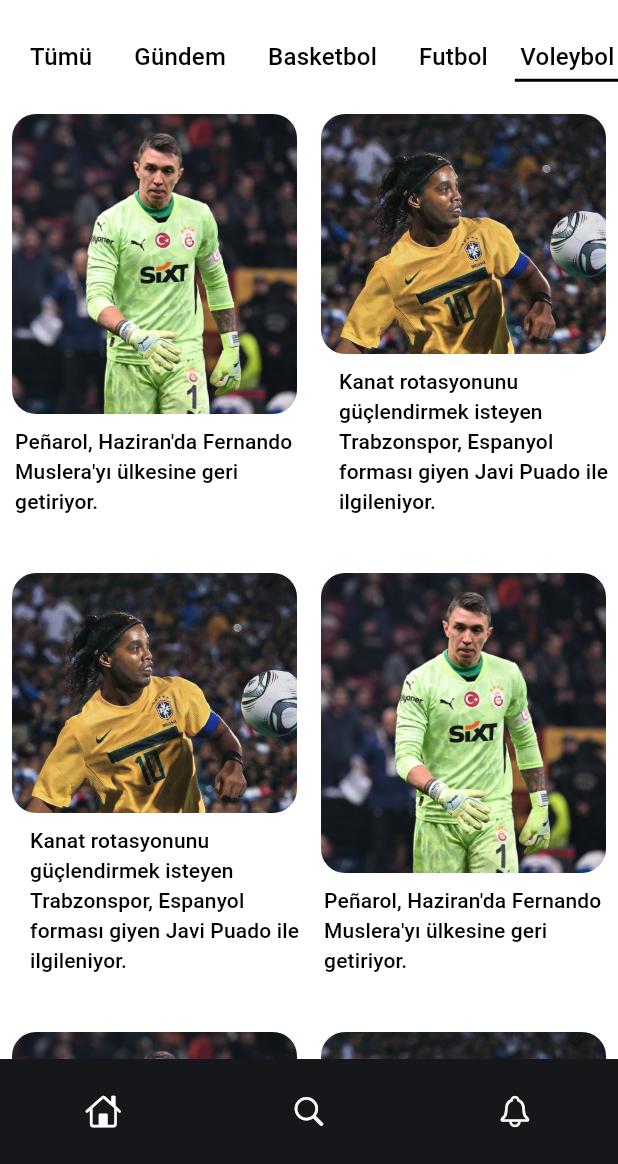
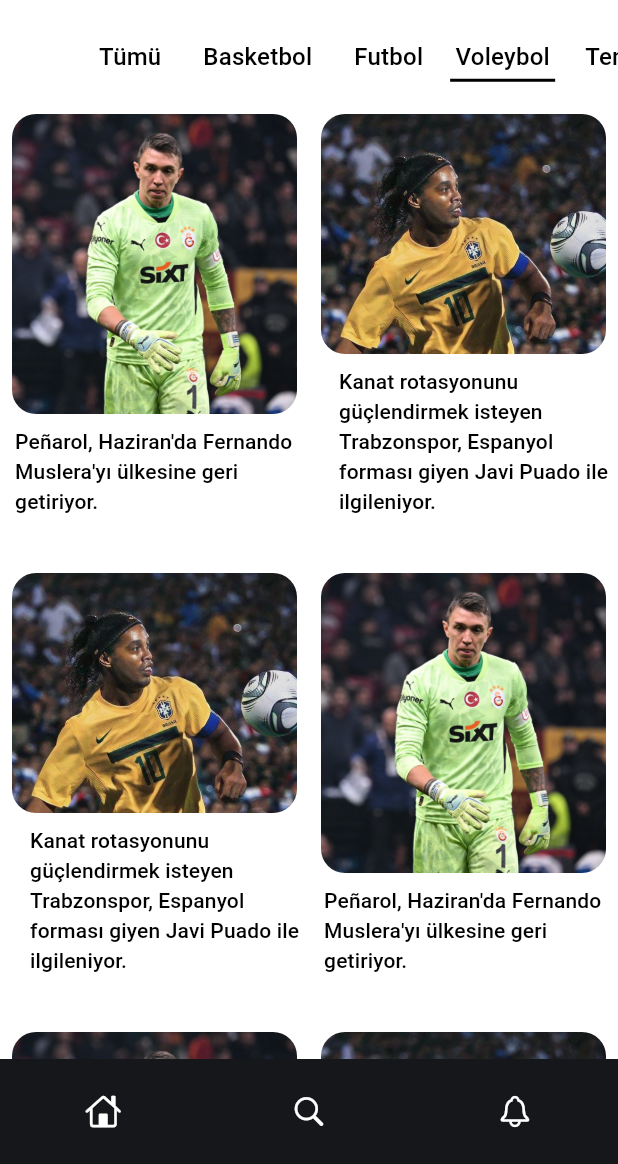
Before and after one commit to Emirhanbgdyc/Markaj_Gazetesi, a Flutter app: the voleybolcategory screen opened by its route, on a phone screen of 412 x 824 dp, the part 72-1236 px from its top. Run offline on Flutter 3.47's test engine with Material 3 defaults, Android fonts, the phone set to English and light mode, and no system bars; our stand-ins replace go_router, google_fonts; Roboto replaces fonts that are missing (Alata).

Commit message:
tenıs ve voleybol  sayfasının ust kısmındakı gundem yazısı kaldırıldı.Onun yerine sızebox ıle ortalandı

```diff
--- a/lib/screens/category_screens/voleybol_category.dart
+++ b/lib/screens/category_screens/voleybol_category.dart
@@ -30,6 +30,9 @@
                   child:ListView(
                     scrollDirection: Axis.horizontal,
                     children: [
+                      SizedBox(
+                        width: 46,
+                      ),
                       Container(
                         margin: EdgeInsets.symmetric(horizontal: 8),
                         child: Row(
@@ -46,20 +49,6 @@
                                 ),
                               ),
                             )
-                          ],
-                        ),
-                      ),
-                      Container(
-                        margin: EdgeInsets.symmetric(horizontal: 8),
-                        child: Row(
-                          children: [
-                            SizedBox(width: 12),
-                            Text(
-                              "Gündem",
-                              style: Theme.of(context).textTheme.titleMedium!.copyWith(
-                                color: Theme.of(context).colorScheme.onSecondary,
-                              ),
-                            ),
                           ],
                         ),
                       ),
```
Also changed, not shown: lib/screens/category_screens/tenis_category.dart (+3 -14 lines).
